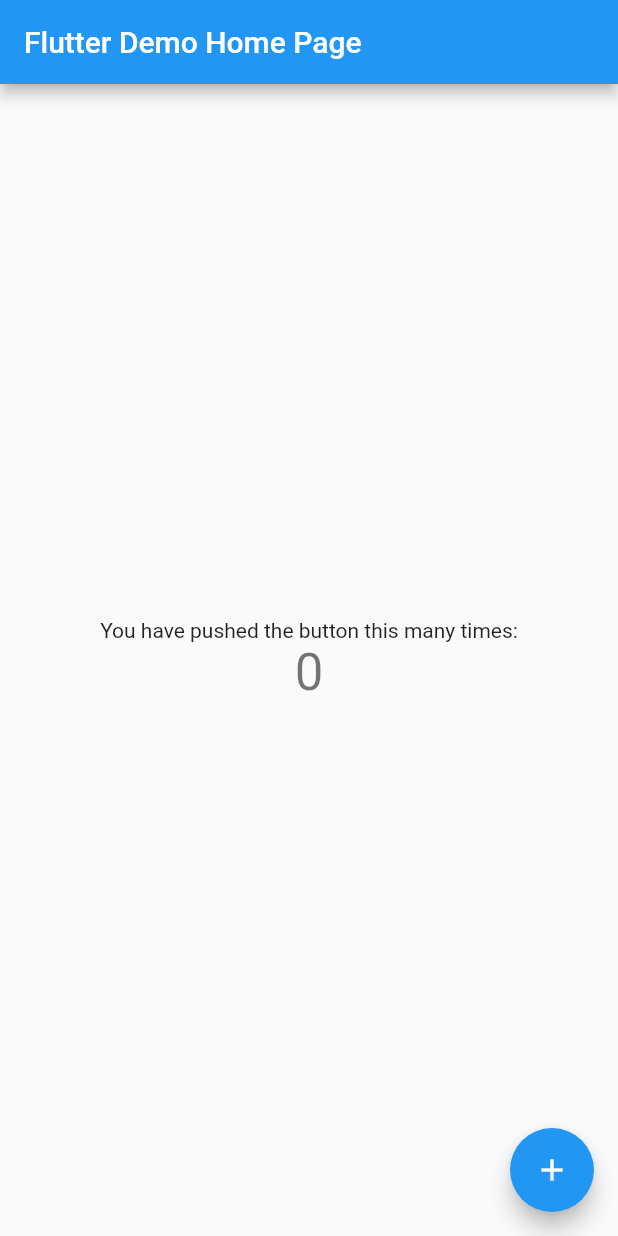
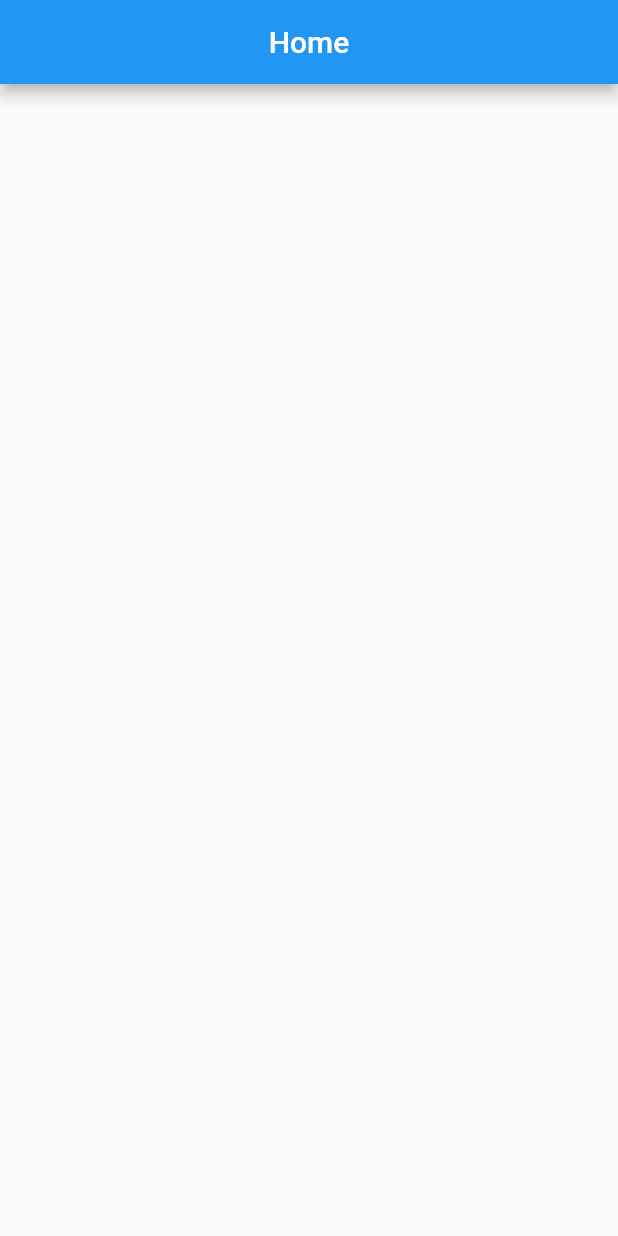
Before and after one commit to RenanLopesAlmeida/flutter_barcode_scanner, a Flutter app: the screen it shows after launch, on a phone screen of 412 x 824 dp. Run offline on Flutter 3.47's test engine with Material 2 defaults, Android fonts, the light colour scheme and no system bars.

Commit message:
creating home file

```diff
--- a/lib/main.dart
+++ b/lib/main.dart
@@ -1,3 +1,4 @@
+import 'package:barcodes_flutter_app/modules/home/ui/screens/home/home_screen.dart';
 import 'package:flutter/material.dart';
 
 void main() {
@@ -7,109 +8,14 @@
 class MyApp extends StatelessWidget {
   const MyApp({Key? key}) : super(key: key);
 
-  // This widget is the root of your application.
   @override
   Widget build(BuildContext context) {
     return MaterialApp(
       title: 'Flutter Demo',
       theme: ThemeData(
-        // This is the theme of your application.
-        //
-        // Try running your application with "flutter run". You'll see the
-        // application has a blue toolbar. Then, without quitting the app, try
-        // changing the primarySwatch below to Colors.green and then invoke
-        // "hot reload" (press "r" in the console where you ran "flutter run",
-        // or simply save your changes to "hot reload" in a Flutter IDE).
-        // Notice that the counter didn't reset back to zero; the application
-        // is not restarted.
         primarySwatch: Colors.blue,
       ),
-      home: const MyHomePage(title: 'Flutter Demo Home Page'),
+      home: const HomeScreen(),
     );
   }
 }
-
-class MyHomePage extends StatefulWidget {
-  const MyHomePage({Key? key, required this.title}) : super(key: key);
-
-  // This widget is the home page of your application. It is stateful, meaning
-  // that it has a State object (defined below) that contains fields that affect
-  // how it looks.
-
-  // This class is the configuration for the state. It holds the values (in this
-  // case the title) provided by the parent (in this case the App widget) and
-  // used by the build method of the State. Fields in a Widget subclass are
-  // always marked "final".
-
-  final String title;
-
-  @override
-  State<MyHomePage> createState() => _MyHomePageState();
-}
-
-class _MyHomePageState extends State<MyHomePage> {
-  int _counter = 0;
-
-  void _incrementCounter() {
-    setState(() {
-      // This call to setState tells the Flutter framework that something has
-      // changed in this State, which causes it to rerun the build method below
-      // so that the display can reflect the updated values. If we changed
-      // _counter without calling setState(), then the build method would not be
-      // called again, and so nothing would appear to happen.
-      _counter++;
-    });
-  }
-
-  @override
-  Widget build(BuildContext context) {
-    // This method is rerun every time setState is called, for instance as done
-    // by the _incrementCounter method above.
-    //
-    // The Flutter framework has been optimized to make rerunning build methods
-    // fast, so that you can just rebuild anything that needs updating rather
-    // than having to individually change instances of widgets.
-    return Scaffold(
-      appBar: AppBar(
-        // Here we take the value from the MyHomePage object that was created by
-        // the App.build method, and use it to set our appbar title.
-        title: Text(widget.title),
-      ),
-      body: Center(
-        // Center is a layout widget. It takes a single child and positions it
-        // in the middle of the parent.
-        child: Column(
-          // Column is also a layout widget. It takes a list of children and
-          // arranges them vertically. By default, it sizes itself to fit its
-          // children horizontally, and tries to be as tall as its parent.
-          //
-          // Invoke "debug painting" (press "p" in the console, choose the
-          // "Toggle Debug Paint" action from the Flutter Inspector in Android
-          // Studio, or the "Toggle Debug Paint" command in Visual Studio Code)
-          // to see the wireframe for each widget.
-          //
-          // Column has various properties to control how it sizes itself and
-          // how it positions its children. Here we use mainAxisAlignment to
-          // center the children vertically; the main axis here is the vertical
-          // axis because Columns are vertical (the cross axis would be
-          // horizontal).
-          mainAxisAlignment: MainAxisAlignment.center,
-          children: <Widget>[
-            const Text(
-              'You have pushed the button this many times:',
-            ),
-            Text(
-              '$_counter',
-              style: Theme.of(context).textTheme.headline4,
-            ),
-          ],
-        ),
-      ),
-      floatingActionButton: FloatingActionButton(
-        onPressed: _incrementCounter,
-        tooltip: 'Increment',
-        child: const Icon(Icons.add),
-      ), // This trailing comma makes auto-formatting nicer for build methods.
-    );
-  }
-}
--- /dev/null
+++ b/lib/modules/home/ui/screens/home/home_screen.dart
@@ -0,0 +1,15 @@
+import 'package:flutter/material.dart';
+
+class HomeScreen extends StatelessWidget {
+  const HomeScreen({Key? key}) : super(key: key);
+
+  @override
+  Widget build(BuildContext context) {
+    return Scaffold(
+      appBar: AppBar(
+        title: const Text('Home'),
+        centerTitle: true,
+      ),
+    );
+  }
+}
```
